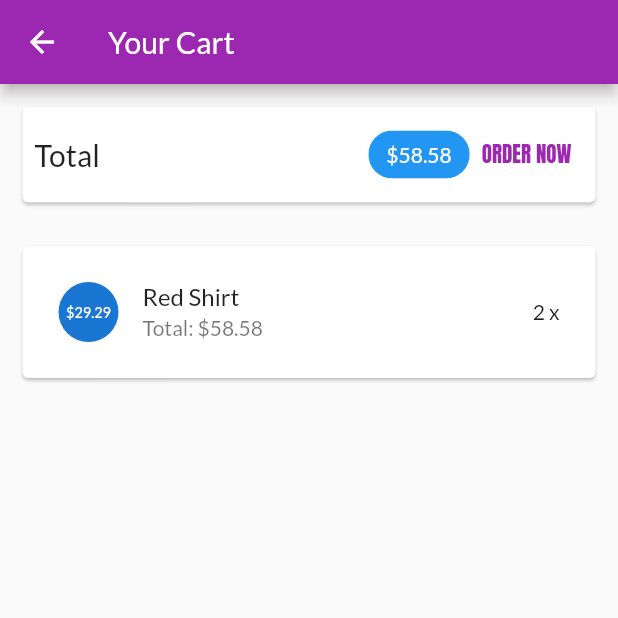
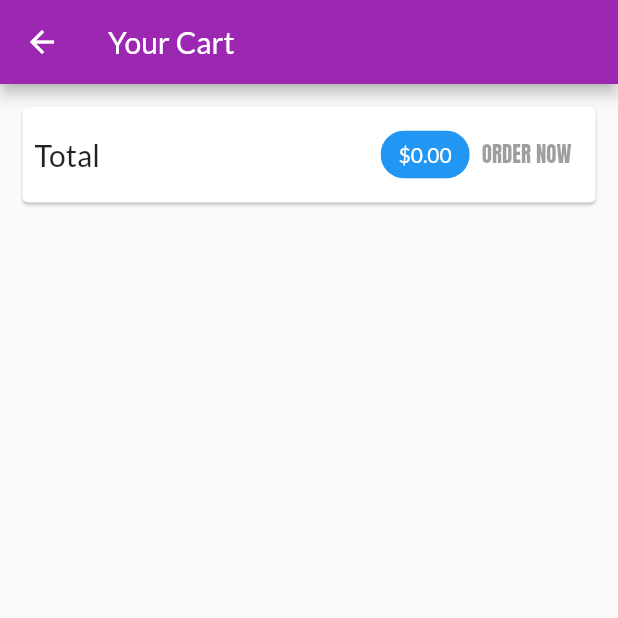
Before and after one commit to PhamTranTrong-B1910473/CT484, a Flutter app: the CartScreen screen opened by its route, after a tap on "ORDER NOW", on a phone screen of 412 x 824 dp, the top half of it. Run offline on Flutter 3.47's test engine with Material 2 defaults, Android fonts, the phone set to English and light mode, and no system bars; network calls fail.

Commit message:
Buoc 1 2 3 4

```diff
--- a/myshop/lib/main.dart
+++ b/myshop/lib/main.dart
@@ -14,17 +14,19 @@ void main() {
 
 class MyApp extends StatelessWidget {
   const MyApp({Key? key}) : super(key: key);
-
+  // This widget is the root of your application.
   @override
   Widget build(BuildContext context) {
     return MultiProvider(
       providers: [
         ChangeNotifierProvider(
-          //create: (ctx) => ProductManager(),
           create: (ctx) => ProductsManager(),
         ),
         ChangeNotifierProvider(
           create: (ctx) => CartManager(),
+        ),
+        ChangeNotifierProvider(
+          create: (ctx) => OrdersManager(),
         ),
       ],
       child: MaterialApp(
@@ -62,19 +64,16 @@ class MyApp extends StatelessWidget {
   }
 }
 
-////////////
 class MyHomePage extends StatefulWidget {
   const MyHomePage({super.key, required this.title});
 
   final String title;
-
   @override
   State<MyHomePage> createState() => _MyHomePageState();
 }
 
 class _MyHomePageState extends State<MyHomePage> {
   int _counter = 0;
-
   void _incrementCounter() {
     setState(() {
       _counter++;
--- a/myshop/lib/models/product.dart
+++ b/myshop/lib/models/product.dart
@@ -6,6 +6,7 @@ class Product {
   final String description;
   final double price;
   final String imageUrl;
+
   final ValueNotifier<bool> _isFavorite;
 
   Product({
--- a/myshop/lib/ui/cart/cart_manager.dart
+++ b/myshop/lib/ui/cart/cart_manager.dart
@@ -1,5 +1,6 @@
+import 'package:flutter/foundation.dart';
+
 import '../../models/cart_item.dart';
-import 'package:flutter/foundation.dart';
 import '../../models/product.dart';
 
 class CartManager with ChangeNotifier {
@@ -7,16 +8,15 @@ class CartManager with ChangeNotifier {
     'p1': CartItem(
       id: 'c1',
       title: 'Red Shirt',
-      price: 29.29,
+      price: 29.99,
       quantity: 2,
     ),
   };
-
   int get productCount {
     return _items.length;
   }
 
-  List<CartItem> get product {
+  List<CartItem> get products {
     return _items.values.toList();
   }
 
--- a/myshop/lib/ui/cart/cart_screen.dart
+++ b/myshop/lib/ui/cart/cart_screen.dart
@@ -1,18 +1,15 @@
 import 'package:flutter/material.dart';
+import 'package:myshop/ui/screens.dart';
 
 import 'cart_manager.dart';
 import 'cart_item_card.dart';
-
 import 'package:provider/provider.dart';
 
 class CartScreen extends StatelessWidget {
   static const routeName = '/cart';
-
   const CartScreen({super.key});
-
   @override
   Widget build(BuildContext context) {
-    // final cart = CartManager();
     final cart = context.watch<CartManager>();
     return Scaffold(
       appBar: AppBar(
@@ -20,30 +17,30 @@ class CartScreen extends StatelessWidget {
       ),
       body: Column(
         children: <Widget>[
-          buildCartSummart(cart, context),
+          biuldCartSummary(cart, context),
           const SizedBox(height: 10),
           Expanded(
-            child: buildCartDetail(cart),
+            child: buildCartDetails(cart),
           )
         ],
       ),
     );
   }
 
-  Widget buildCartDetail(CartManager cart) {
+  Widget buildCartDetails(CartManager cart) {
     return ListView(
       children: cart.productEntries
           .map(
-            (e) => CartItemCard(
-              productId: e.key,
-              cardItem: e.value,
+            (entry) => CartItemCard(
+              productId: entry.key,
+              cardItem: entry.value,
             ),
           )
           .toList(),
     );
   }
 
-  Widget buildCartSummart(CartManager cart, BuildContext context) {
+  Widget biuldCartSummary(CartManager cart, BuildContext context) {
     return Card(
       margin: const EdgeInsets.all(15),
       child: Padding(
@@ -66,13 +63,18 @@ class CartScreen extends StatelessWidget {
               backgroundColor: Theme.of(context).primaryColor,
             ),
             TextButton(
-              onPressed: () {
-                print('An order has been added');
-              },
+              onPressed: cart.totalAmount <= 0
+                  ? null
+                  : () {
+                      context.read<OrdersManager>().addOrder(
+                            cart.products,
+                            cart.totalAmount,
+                          );
+                      cart.clear();
+                    },
               style: TextButton.styleFrom(
-                  textStyle: TextStyle(
-                color: Theme.of(context).primaryColor,
-              )),
+                textStyle: TextStyle(color: Theme.of(context).primaryColor),
+              ),
               child: const Text('ORDER NOW'),
             )
           ],
--- a/myshop/lib/ui/orders/order_manager.dart
+++ b/myshop/lib/ui/orders/order_manager.dart
@@ -1,5 +1,4 @@
 import 'package:flutter/cupertino.dart';
-
 import '../../models/cart_item.dart';
 import '../../models/order_item.dart';
 
@@ -19,7 +18,6 @@ class OrdersManager with ChangeNotifier {
       dateTime: DateTime.now(),
     )
   ];
-
   int get orderCount {
     return _orders.length;
   }
@@ -27,4 +25,17 @@ class OrdersManager with ChangeNotifier {
   List<OrderItem> get orders {
     return [..._orders];
   }
+
+  void addOrder(List<CartItem> cartProducts, double total) async {
+    _orders.insert(
+      0,
+      OrderItem(
+        id: 'o${DateTime.now().toIso8601String()}',
+        amount: total,
+        products: cartProducts,
+        dateTime: DateTime.now(),
+      ),
+    );
+    notifyListeners();
+  }
 }
--- a/myshop/lib/ui/orders/orders_screen.dart
+++ b/myshop/lib/ui/orders/orders_screen.dart
@@ -1,4 +1,5 @@
 import 'package:flutter/material.dart';
+import 'package:provider/provider.dart';
 
 import 'order_item_card.dart';
 import 'order_manager.dart';
@@ -6,21 +7,24 @@ import '../shared/app_drawer.dart';
 
 class OrdersScreen extends StatelessWidget {
   static const routeName = '/orders';
-
   const OrdersScreen({super.key});
-
   @override
   Widget build(BuildContext context) {
     print('building orders');
-    final ordersManager = OrdersManager();
+
+    // final ordersManager = OrdersManager();
     return Scaffold(
       appBar: AppBar(
         title: const Text('Your Orders'),
       ),
       drawer: const AppDrawer(),
-      body: ListView.builder(
-        itemCount: ordersManager.orderCount,
-        itemBuilder: (ctx, i) => OrderItemCard(ordersManager.orders[i]),
+      body: Consumer<OrdersManager>(
+        builder: (ctx, ordersManager, child) {
+          return ListView.builder(
+            itemCount: ordersManager.orderCount,
+            itemBuilder: (ctx, i) => OrderItemCard(ordersManager.orders[i]),
+          );
+        },
       ),
     );
   }
--- a/myshop/lib/ui/products/product_grid_tile.dart
+++ b/myshop/lib/ui/products/product_grid_tile.dart
@@ -1,5 +1,6 @@
 import 'package:flutter/material.dart';
 import '../../models/product.dart';
+import 'product_detail_screen.dart';
 import 'product_detail_screen.dart';
 
 import 'package:provider/provider.dart';
@@ -59,7 +60,7 @@ class ProductGridTile extends StatelessWidget {
           Icons.shopping_cart,
         ),
         onPressed: () {
-          //print('Add item to cart');
+          // print('Add item to cart');
           final cart = context.read<CartManager>();
           cart.addItem(product);
           ScaffoldMessenger.of(context)
--- a/myshop/lib/ui/products/product_overview_screen.dart
+++ b/myshop/lib/ui/products/product_overview_screen.dart
@@ -1,11 +1,10 @@
 import 'package:flutter/material.dart';
-
 import 'package:myshop/ui/cart/cart_screen.dart';
 import 'products_grid.dart';
 import '../shared/app_drawer.dart';
-
 import '../cart/cart_manager.dart';
 import 'top_right_badge.dart';
+
 import 'package:provider/provider.dart';
 
 enum FilterOptions { favorites, all }
--- a/myshop/lib/ui/products/user_products_screen.dart
+++ b/myshop/lib/ui/products/user_products_screen.dart
@@ -1,8 +1,8 @@
 import 'package:flutter/material.dart';
 import 'user_product_list_tile.dart';
 import 'products_manager.dart';
+import '../shared/app_drawer.dart';
 
-import '../shared/app_drawer.dart';
 import 'package:provider/provider.dart';
 
 class UserProductsScreen extends StatelessWidget {
@@ -22,19 +22,21 @@ class UserProductsScreen extends StatelessWidget {
       drawer: const AppDrawer(),
       body: RefreshIndicator(
         onRefresh: () async => print('refresh products'),
-        child: buildUserProductListView(productsManager),
+        child: buildUserProductListView(),
       ),
     );
   }
 
-  Widget buildUserProductListView(ProductsManager productsManager) {
+  Widget buildUserProductListView() {
     return Consumer<ProductsManager>(
       builder: (ctx, productsManager, child) {
         return ListView.builder(
           itemCount: productsManager.itemCount,
           itemBuilder: (ctx, i) => Column(
             children: [
-              UserProductListTile(productsManager.items[i]),
+              UserProductListTile(
+                productsManager.items[i],
+              ),
               const Divider(),
             ],
           ),
```
Also changed, not shown: myshop/lib/ui/cart/cart_item_card.dart (+4 -4 lines), myshop/lib/ui/products/products_grid.dart (+7 -4 lines), myshop/lib/ui/products/user_product_list_tile.dart (+10 -0 lines).
